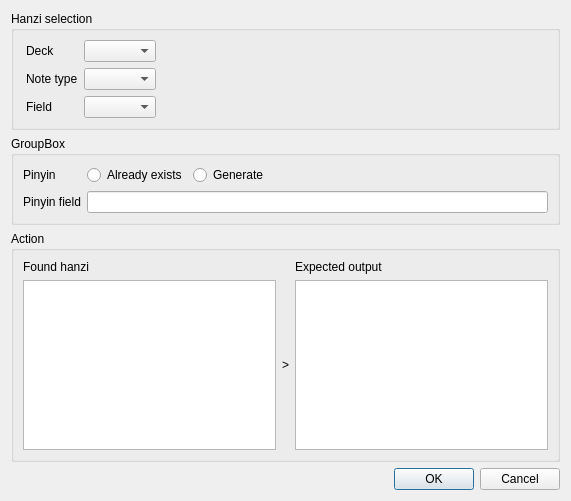
This is Ruby.ui in ericahn/anki-chinese as Qt 5 draws it before an edit. The edited form follows.
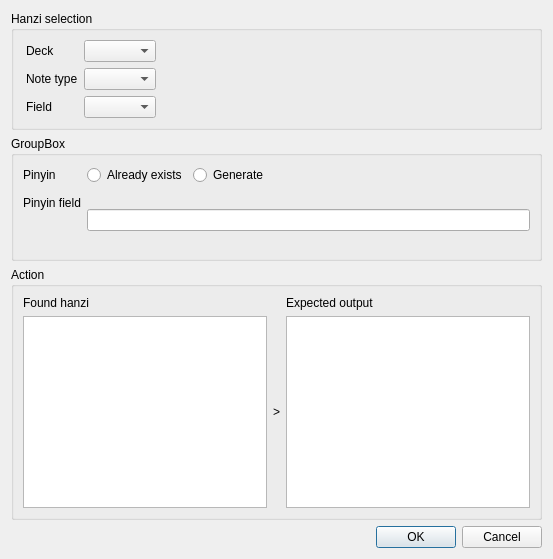
This is the edited form. The open tabs and pages were chosen to show the change.

Diff of the .ui file:
```diff
--- a/Ruby.ui
+++ b/Ruby.ui
@@ -6,8 +6,8 @@
    <rect>
     <x>0</x>
     <y>0</y>
-    <width>571</width>
-    <height>501</height>
+    <width>553</width>
+    <height>559</height>
    </rect>
   </property>
   <property name="windowTitle">
```
Left out of the diff: 27 changed lines with no effect on the pictures.
